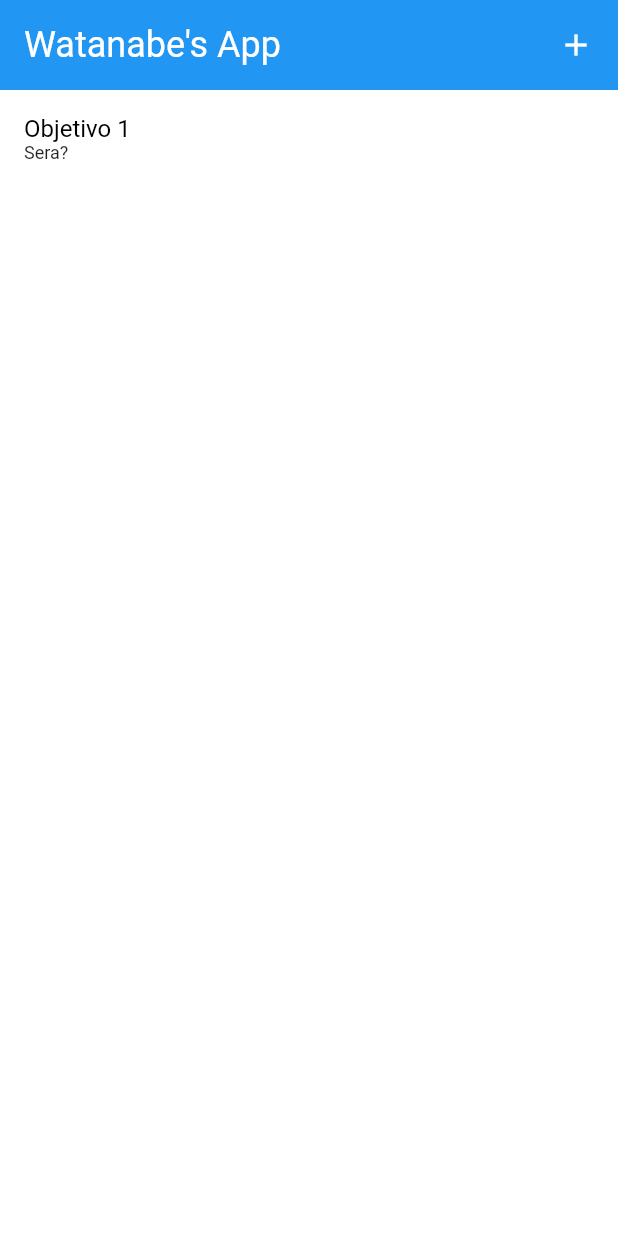
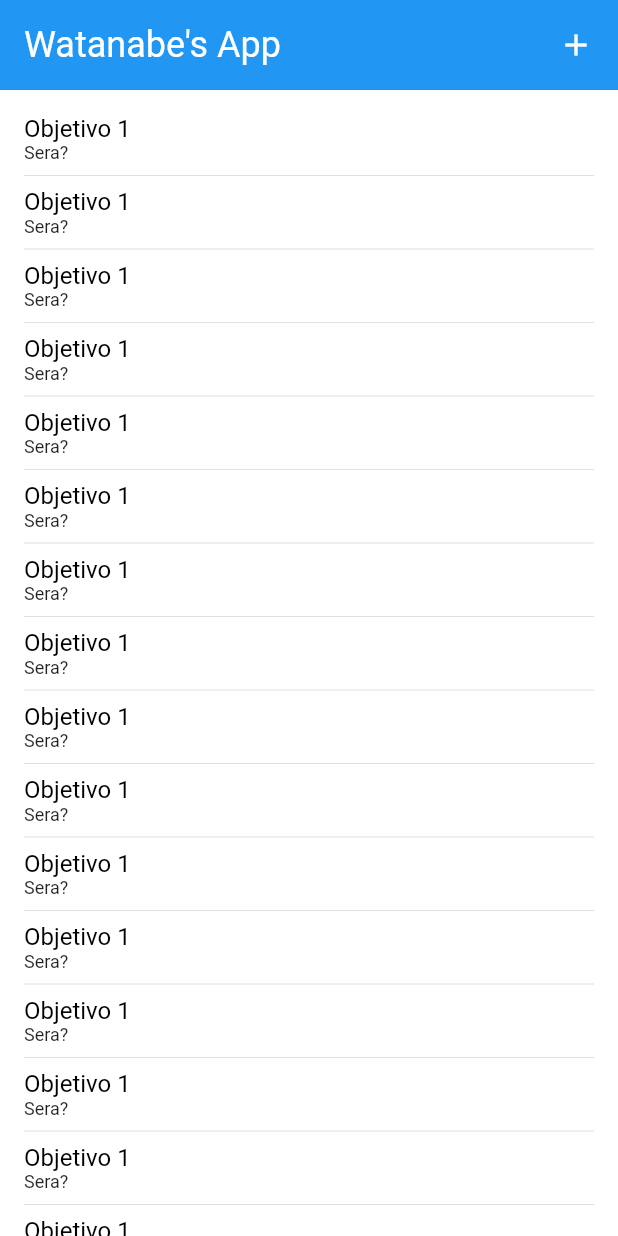
Before and after one commit to vmwatanabe/cut-it-and-profit, a Flutter app: the screen it shows after launch, on a phone screen of 412 x 824 dp. Run offline on Flutter 3.47's test engine with Material 2 defaults, Android fonts, the phone set to English and light mode, and no system bars.

Commit message:
GERAL: - Adição de lista navegável

```diff
--- a/lib/widgets/home/goal.dart
+++ b/lib/widgets/home/goal.dart
@@ -8,7 +8,8 @@ class Goal extends StatelessWidget {
 
   @override
   Widget build(BuildContext context) {
-    return Row(
+    return Container(
+      child: Row(
         children: <Widget>[
           Column(
             crossAxisAlignment: CrossAxisAlignment.start,
@@ -24,6 +25,7 @@ class Goal extends StatelessWidget {
             ],
           ),
         ],
+      ),
     );
   }
 }
--- a/lib/widgets/home/goalsList.dart
+++ b/lib/widgets/home/goalsList.dart
@@ -1,31 +1,16 @@
 import 'package:flutter/material.dart';
 import './goal.dart';
 
-class GoalsList extends StatefulWidget {
-  @override
-  _GoalsListState createState() => _GoalsListState();
-}
-
-class _GoalsListState extends State<GoalsList>
-    with SingleTickerProviderStateMixin {
-  AnimationController _controller;
-
-  @override
-  void initState() {
-    super.initState();
-    _controller = AnimationController(vsync: this);
-  }
-
-  @override
-  void dispose() {
-    super.dispose();
-    _controller.dispose();
-  }
-
+class GoalsList extends StatelessWidget {
   @override
   Widget build(BuildContext context) {
-    return Column(
-      children: <Widget>[Goal(title: 'Objetivo 1', description: 'Sera?')],
+    return ListView.separated(
+      padding: const EdgeInsets.all(16),
+      itemCount: 20,
+      separatorBuilder: (BuildContext context, int index) => const Divider(),
+      itemBuilder: (BuildContext context, int index) {
+        return Goal(title: 'Objetivo 1', description: 'Sera?');
+      },
     );
   }
 }
--- a/lib/widgets/home/home.dart
+++ b/lib/widgets/home/home.dart
@@ -32,8 +32,7 @@ class _HomeState extends State<Home> with SingleTickerProviderStateMixin {
           child: Column(
             children: <Widget>[
               Header(),
-              Container(
-                padding: EdgeInsets.symmetric(horizontal: 16, vertical: 16),
+              Expanded(
                 child: GoalsList(),
               ),
             ],
```
Lines whose indentation alone changed are shown as unchanged.
